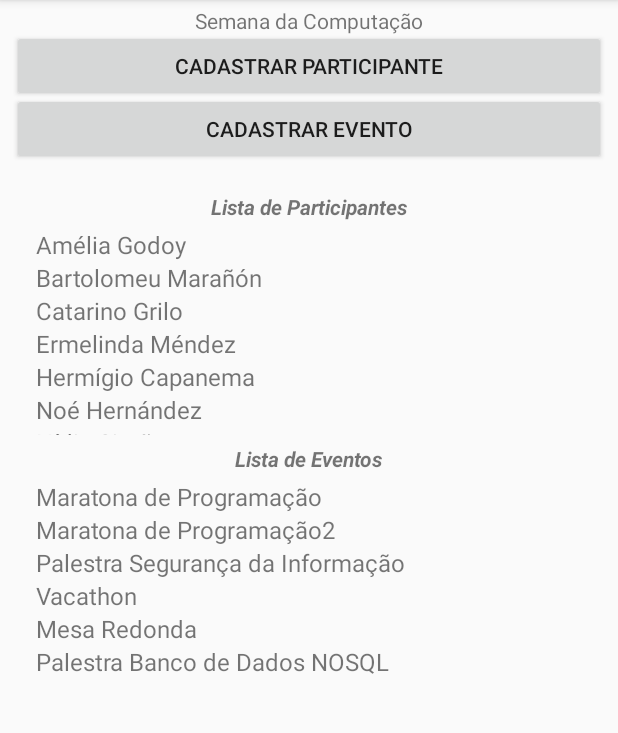
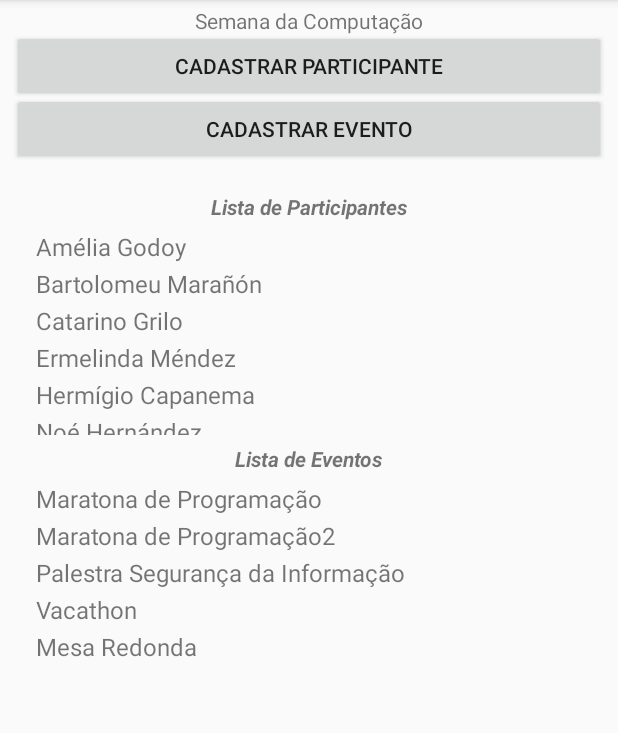
Before and after one commit to ufjf-dcc196/dcc196-2018-3-trb2-trb2-lucasbrandao, an Android app: the screen it shows after launch (MainActivity), on a phone screen of 412 x 824 dp, the part 84-817 px from its top. Run offline under Robolectric (Android 15) with nearby library versions, the phone set to English and light mode, and no system bars.

Commit message:
Adicionado padding no layout de todas as recyclerviews

```diff
--- a/app/src/main/res/layout/aluno_layout.xml
+++ b/app/src/main/res/layout/aluno_layout.xml
@@ -9,8 +9,10 @@
         android:layout_width="match_parent"
         android:layout_height="wrap_content"
         android:layout_weight="1"
+        android:paddingBottom="1dp"
         android:paddingLeft="16dp"
         android:paddingRight="16dp"
+        android:paddingTop="1dp"
         android:text="Nome aluno"
         android:textSize="16sp" />
 
--- a/app/src/main/res/layout/evento_layout.xml
+++ b/app/src/main/res/layout/evento_layout.xml
@@ -8,8 +8,10 @@
         android:id="@+id/txtTituloEvento"
         android:layout_width="match_parent"
         android:layout_height="wrap_content"
+        android:paddingBottom="1dp"
         android:paddingLeft="16dp"
         android:paddingRight="16dp"
+        android:paddingTop="1dp"
         android:text="Titulo Evento"
         android:textSize="16sp" />
 </LinearLayout>
```
